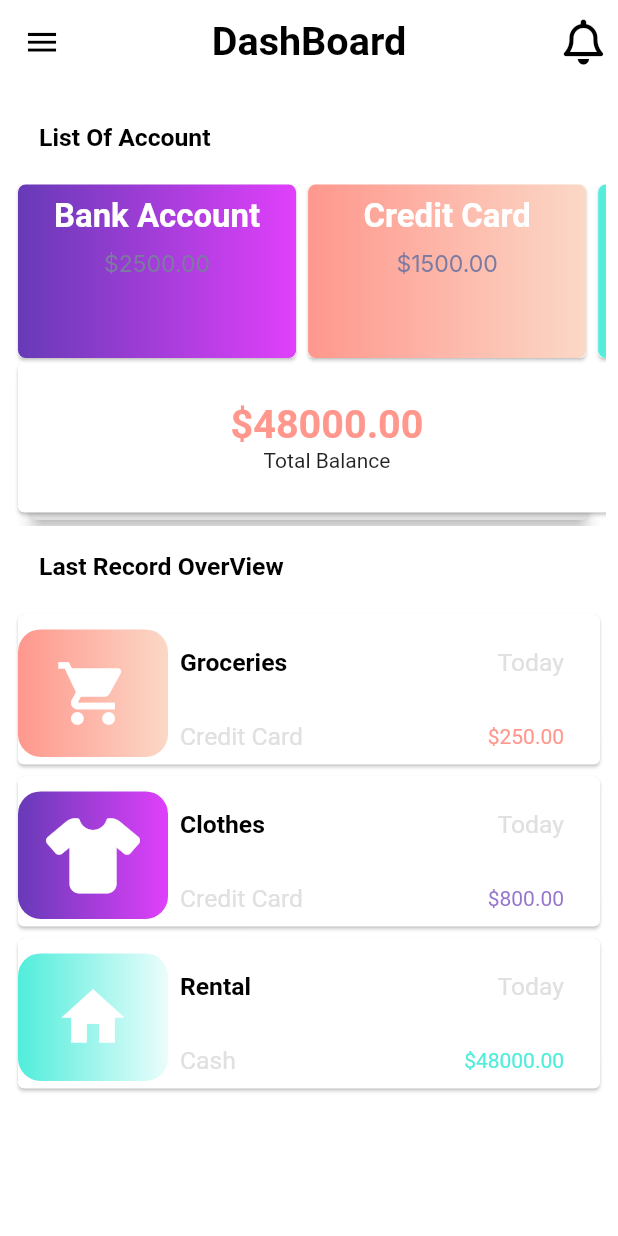
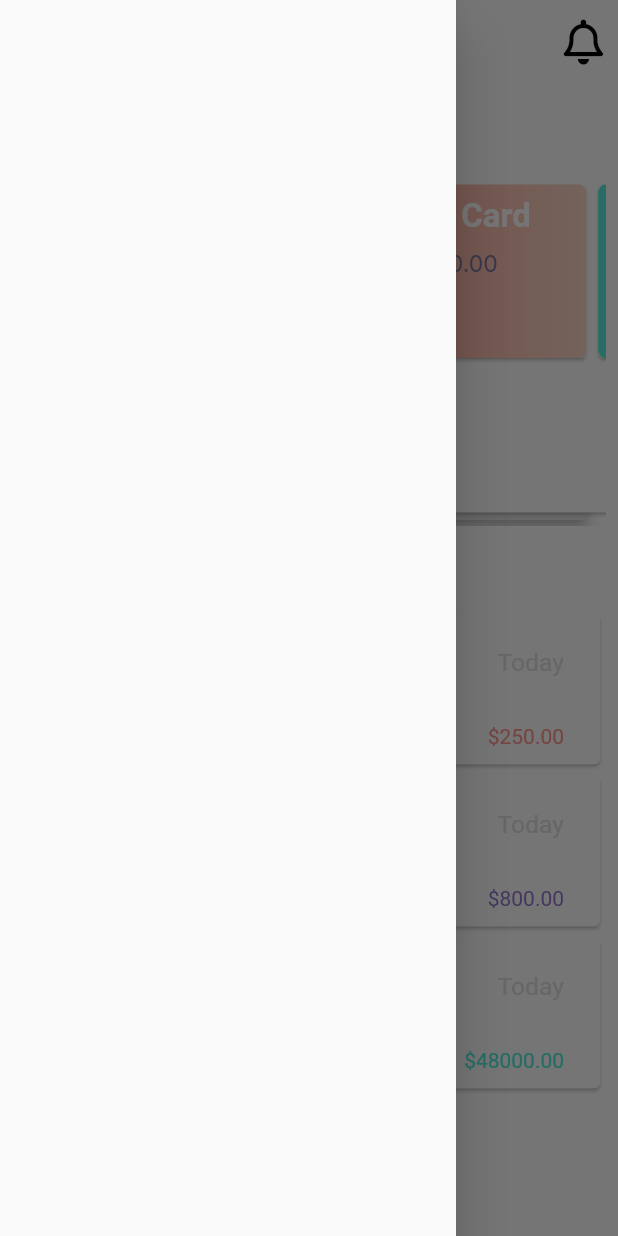
Before and after one commit to markarik/interview_task, a Flutter app: the HomePage screen opened directly, with the side drawer open (before the commit the screen has no drawer), on a phone screen of 412 x 824 dp. Run offline on Flutter 3.47's test engine with Material 2 defaults, Android fonts, the phone set to English and light mode, and no system bars; our stand-ins replace dio, flutter_form_builder, flutter_hooks, flutter_screenutil, font_awesome_flutter, form_builder_validators and 3 more; missing offline and left inert: form_builder_phone_field.

Commit message:
adding web

```diff
--- a/lib/screens/home/home.dart
+++ b/lib/screens/home/home.dart
@@ -3,6 +3,7 @@ import 'package:font_awesome_flutter/font_awesome_flutter.dart';
 import 'package:hooks_riverpod/hooks_riverpod.dart';
 import 'package:wingman/screens/home/notification.dart';
 import 'package:wingman/utils/colors.dart';
+import 'package:wingman/utils/responsive.dart';
 import 'package:wingman/utils/textstyle.dart';
 
 class HomePage extends HookConsumerWidget {
@@ -10,16 +11,12 @@ class HomePage extends HookConsumerWidget {
 
   @override
   Widget build(BuildContext context, WidgetRef ref) {
+    var screenSize = MediaQuery.of(context).size;
+
     return Scaffold(
       backgroundColor: colorWhite,
-      appBar: AppBar(
-        leading: IconButton(
-            icon: const Icon(
-              Icons.menu,
-              size: 25.0,
-              color: colorBlack,
-            ),
-            onPressed: () {}),
+      appBar: ResponsiveWidget.isSmallScreen(context)
+          ? AppBar(
               title: Text(
                 "DashBoard",
                 style: headerStyle,
@@ -48,7 +45,61 @@ class HomePage extends HookConsumerWidget {
                   ],
                 ),
               ],
+            )
+          : PreferredSize(
+              preferredSize: Size(screenSize.width, 1000),
+              child: Container(
+                color: Colors.blue,
+                child: Padding(
+                  padding: const EdgeInsets.all(20),
+                  child: Row(
+                    children: [
+                      const Text('EXPLORE'),
+                      Expanded(
+                        child: Row(
+                          mainAxisAlignment: MainAxisAlignment.center,
+                          children: [
+                            InkWell(
+                              onTap: () {},
+                              child: const Text(
+                                'Discover',
+                                style: TextStyle(color: Colors.black),
                               ),
+                            ),
+                            SizedBox(width: screenSize.width / 20),
+                            InkWell(
+                              onTap: () {},
+                              child: const Text(
+                                'Contact Us',
+                                style: TextStyle(color: Colors.black),
+                              ),
+                            ),
+                          ],
+                        ),
+                      ),
+                      InkWell(
+                        onTap: () {},
+                        child: const Text(
+                          'Sign Up',
+                          style: TextStyle(color: Colors.black),
+                        ),
+                      ),
+                      SizedBox(
+                        width: screenSize.width / 50,
+                      ),
+                      InkWell(
+                        onTap: () {},
+                        child: const Text(
+                          'Login',
+                          style: TextStyle(color: Colors.black),
+                        ),
+                      ),
+                    ],
+                  ),
+                ),
+              ),
+            ),
+      drawer: const Drawer(),
       body: SingleChildScrollView(
         child: Padding(
           padding: const EdgeInsets.all(8.0),
--- a/lib/utils/constants/dio_client.dart
+++ b/lib/utils/constants/dio_client.dart
@@ -9,8 +9,6 @@ class DioClient {
       receiveTimeout: const Duration(seconds: 30000),
     ),
   );
-
-
 
   Future<Response> post(String path,
       {required Map<String, dynamic> data}) async {
@@ -28,8 +26,8 @@ class DioClient {
         ));
   }
 
-    Future<Response> postToken(String path,
-      {required Map<String, dynamic> data,required String token}) async {
+  Future<Response> postToken(String path,
+      {required Map<String, dynamic> data, required String token}) async {
     return await dio.post(path,
         data: data,
         options: Options(
--- a/lib/utils/font_sizes.dart
+++ b/lib/utils/font_sizes.dart
@@ -17,6 +17,9 @@ final fontSize32 = 32.sp;
 final fontSize33 = 33.sp;
 final fontSize34 = 34.sp;
 final fontSize50 = 50.sp;
+final fontSize5 = 5.sp;
+final fontSize8 = 8.sp;
+final fontSize6 = 6.sp;
 
 final fontSize10 = 10.sp;
 final fontSize24 = 24.sp;
--- a/lib/utils/textstyle.dart
+++ b/lib/utils/textstyle.dart
@@ -1,3 +1,4 @@
+import 'package:flutter/foundation.dart';
 import 'package:flutter/material.dart';
 import 'package:google_fonts/google_fonts.dart';
 import 'package:wingman/utils/colors.dart';
@@ -20,7 +21,7 @@ final textSmallBold14 = GoogleFonts.inter(
   height: 1.3,
   fontStyle: FontStyle.normal,
   fontWeight: FontWeight.w400,
-  fontSize: fontSize14,
+  fontSize: kIsWeb ? fontSize5 : fontSize14,
   color: purpleTextLight,
 );
 
@@ -55,7 +56,10 @@ final cardStyle = TextStyle(
   fontWeight: FontWeight.bold,
 );
 
-final card3Style = TextStyle(color: colorGrey, fontSize: fontSize15,);
+final card3Style = TextStyle(
+  color: colorGrey,
+  fontSize: fontSize15,
+);
 final smallHeaderStyle = TextStyle(
   color: colorGrey,
   fontSize: fontSize10,
```
Also changed, not shown: lib/main.dart (+6 -5 lines), lib/provider/otp_request_provider.dart (+16 -0 lines), lib/screens/auth/enter_code_sent.dart (+28 -10 lines), lib/screens/auth/sign_in_sign_up.dart (+19 -11 lines), lib/screens/global_widgets/widgets.dart (+12 -4 lines), lib/screens/global_widgets/wingman_elevated_button.dart (+4 -9 lines), lib/screens/home/notification.dart (+5 -5 lines), lib/utils/responsive.dart (added, +43 -0 lines), 1 other file. Lines whose indentation alone changed are shown as unchanged.
